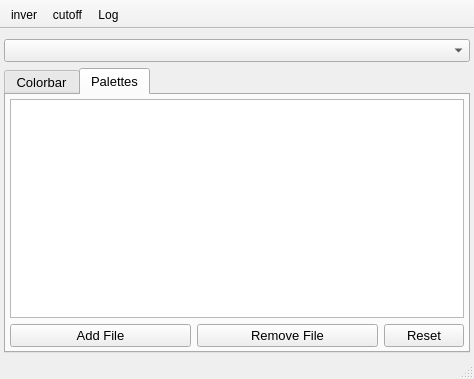
The window that plugins/Colorscale/Colorscale.ui (NeutrinoToolkit/Neutrino) describes before a commit, drawn with Qt 5.
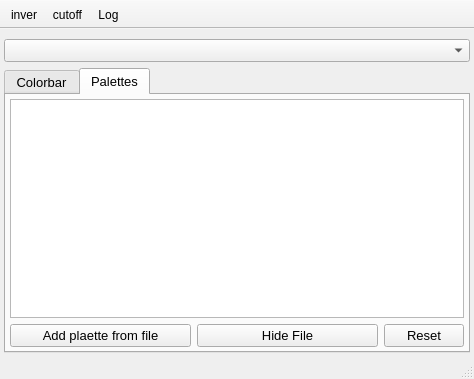
The same window after the commit. The open tabs and pages were chosen to show the change. Icons and pictures are not drawn. Custom widgets are drawn as their Qt base class.

```diff
--- a/plugins/Colorscale/Colorscale.ui
+++ b/plugins/Colorscale/Colorscale.ui
@@ -280,7 +280,7 @@
            </font>
           </property>
           <property name="text">
-           <string>Remove File</string>
+           <string>Hide File</string>
           </property>
          </widget>
         </item>
@@ -292,7 +292,7 @@
            </font>
           </property>
           <property name="text">
-           <string>Add File</string>
+           <string>Add plaette from file</string>
           </property>
          </widget>
         </item>
```
